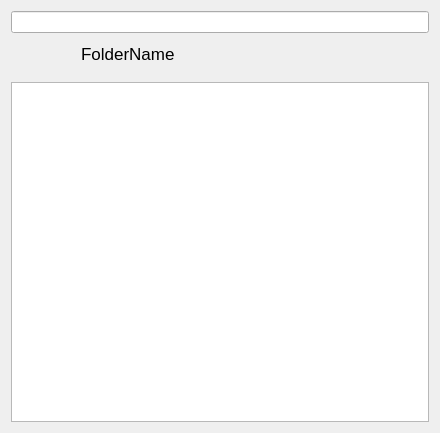
Before: the Qt Designer form src/MEGASync/gui/NodeSelectorTreeViewWidget.ui in meganz/MEGAsync, drawn with Qt 5.
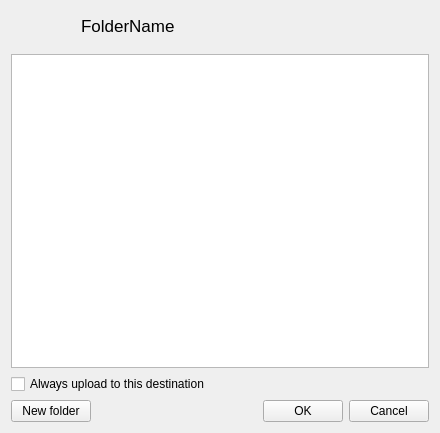
After: the same form once the commit is applied. Icons and pictures are not drawn. Custom widgets are drawn as their Qt base class.

Commit message: Fixing problems caused by the relocation of buttons inside stack widget. Fixing problems related with the visibility of files, the old way is not valid anymore.

```diff
--- a/src/MEGASync/gui/NodeSelectorTreeViewWidget.ui
+++ b/src/MEGASync/gui/NodeSelectorTreeViewWidget.ui
@@ -14,9 +14,6 @@
    <string>Form</string>
   </property>
   <layout class="QVBoxLayout" name="verticalLayout">
-   <item>
-    <widget class="QLineEdit" name="leSearch"/>
-   </item>
    <item>
     <layout class="QHBoxLayout" name="horizontalLayout_3">
      <property name="spacing">
@@ -372,6 +369,71 @@
      </attribute>
     </widget>
    </item>
+   <item>
+    <widget class="QCheckBox" name="cbAlwaysUploadToLocation">
+     <property name="text">
+      <string>Always upload to this destination</string>
+     </property>
+    </widget>
+   </item>
+   <item>
+    <widget class="QWidget" name="bLayout" native="true">
+     <property name="maximumSize">
+      <size>
+       <width>16777215</width>
+       <height>26</height>
+      </size>
+     </property>
+     <layout class="QHBoxLayout" name="horizontalLayout">
+      <property name="leftMargin">
+       <number>0</number>
+      </property>
+      <property name="topMargin">
+       <number>0</number>
+      </property>
+      <property name="rightMargin">
+       <number>0</number>
+      </property>
+      <property name="bottomMargin">
+       <number>0</number>
+      </property>
+      <item>
+       <widget class="QPushButton" name="bNewFolder">
+        <property name="text">
+         <string>New folder</string>
+        </property>
+       </widget>
+      </item>
+      <item>
+       <spacer name="horizontalSpacer">
+        <property name="orientation">
+         <enum>Qt::Horizontal</enum>
+        </property>
+        <property name="sizeHint" stdset="0">
+         <size>
+          <width>40</width>
+          <height>20</height>
+         </size>
+        </property>
+       </spacer>
+      </item>
+      <item>
+       <widget class="QPushButton" name="bOk">
+        <property name="text">
+         <string>OK</string>
+        </property>
+       </widget>
+      </item>
+      <item>
+       <widget class="QPushButton" name="bCancel">
+        <property name="text">
+         <string>Cancel</string>
+        </property>
+       </widget>
+      </item>
+     </layout>
+    </widget>
+   </item>
   </layout>
  </widget>
  <customwidgets>
```
Left out of the diff: 8 changed lines with no effect on the pictures. The commit also changes 11 other files.
